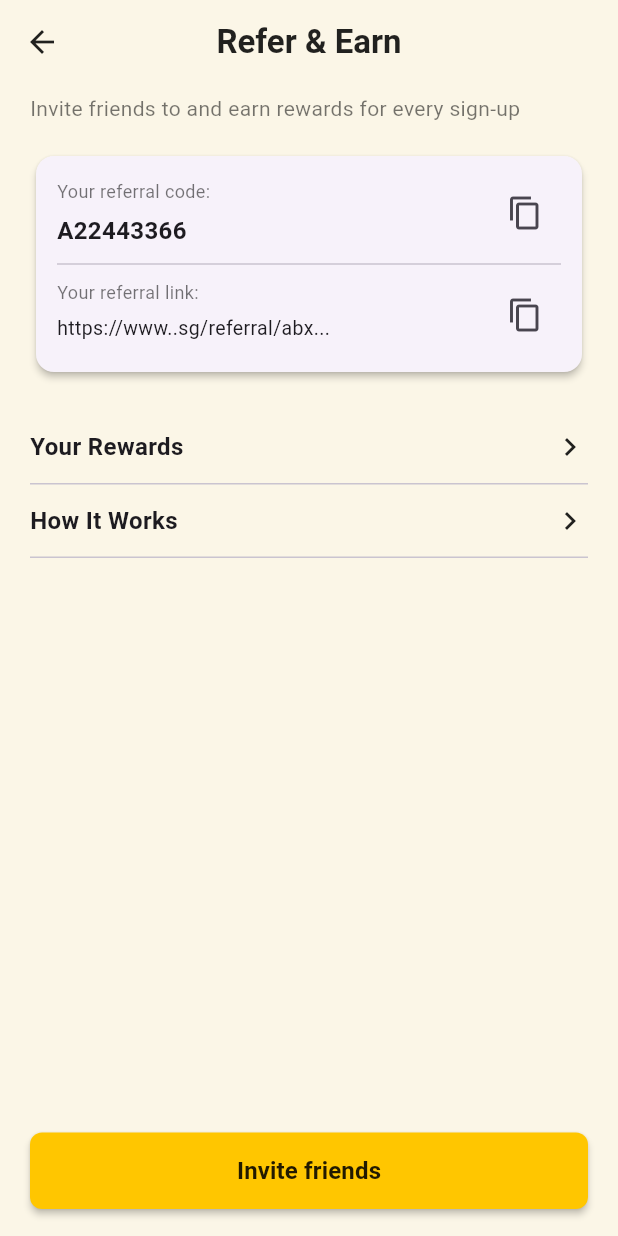
After one commit to Dev-Ninjas-Backup/nicholaslim80, a Flutter app: the ReferAndEarnScreen screen opened by its route, on a phone screen of 412 x 824 dp. The commit adds this screen. Run offline on Flutter 3.47's test engine with Material 3 defaults, Android fonts, the phone set to English and light mode, and no system bars; our stand-ins replace flutter_easyloading, flutter_screenutil, get, google_fonts, slide_to_act.

Commit message:
refer and eran screen working pogress

```diff
--- a/lib/features/user/home/controller/home_controller.dart
+++ b/lib/features/user/home/controller/home_controller.dart
@@ -84,7 +84,9 @@ class HomeController extends GetxController {
       DrawerModel(
         iconUrl: IconPath.referIcon,
         iconname: "Refer & Earn",
-        ontap: () {},
+        ontap: () {
+          Get.toNamed(AppRoutes.getreferAndEarnScreen());
+        },
       ),
 
       DrawerModel(
--- /dev/null
+++ b/lib/features/user/refer_and_earn/controller/refer_and_earn_controller.dart
@@ -0,0 +1,51 @@
+import 'package:get/get.dart';
+import 'package:flutter/services.dart';
+
+class ReferAndEarnController extends GetxController {
+  final referralCode = 'A22443366'.obs;
+  final referralLink = 'https://www..sg/referral/abx...'.obs;
+
+  Future<void> copyCode() async {
+    await Clipboard.setData(ClipboardData(text: referralCode.value));
+    Get.snackbar(
+      'Copied',
+      'Referral code copied to clipboard',
+      snackPosition: SnackPosition.BOTTOM,
+    );
+  }
+
+  Future<void> copyLink() async {
+    await Clipboard.setData(ClipboardData(text: referralLink.value));
+    Get.snackbar(
+      'Copied',
+      'Referral link copied to clipboard',
+      snackPosition: SnackPosition.BOTTOM,
+    );
+  }
+
+  void onInvitePressed() {
+    Get.snackbar(
+      'Invite',
+      'Open share sheet or navigate to share UI.',
+      snackPosition: SnackPosition.BOTTOM,
+    );
+  }
+
+  void openRewards() {
+    // Get.to(() => RewardsScreen());
+    Get.snackbar(
+      'Navigate',
+      'Open Rewards screen',
+      snackPosition: SnackPosition.BOTTOM,
+    );
+  }
+
+  void openHowItWorks() {
+    // Get.to(() => HowItWorksScreen());
+    Get.snackbar(
+      'Navigate',
+      'Open How It Works',
+      snackPosition: SnackPosition.BOTTOM,
+    );
+  }
+}
--- /dev/null
+++ b/lib/features/user/refer_and_earn/screen/refer_and_earn_screen.dart
@@ -0,0 +1,204 @@
+import 'package:flutter/material.dart';
+import 'package:get/get.dart';
+import 'package:nicholaslim80/features/user/refer_and_earn/controller/refer_and_earn_controller.dart';
+
+class ReferAndEarnScreen extends StatelessWidget {
+  ReferAndEarnScreen({super.key});
+
+  final ReferAndEarnController ctrl = Get.put(ReferAndEarnController());
+
+  @override
+  Widget build(BuildContext context) {
+    // sizing helpers
+    final padding = 20.0;
+
+    return Scaffold(
+      backgroundColor: Color(0xFFFBF6E7),
+      appBar: AppBar(
+        backgroundColor: Colors.transparent,
+        elevation: 0,
+        leading: IconButton(
+          icon: Icon(Icons.arrow_back, color: Colors.black87),
+          onPressed: () => Get.back(),
+        ),
+        centerTitle: true,
+        title: Text(
+          'Refer & Earn',
+          style: TextStyle(color: Colors.black87, fontWeight: FontWeight.w600),
+        ),
+      ),
+      body: SafeArea(
+        child: Padding(
+          padding: EdgeInsets.symmetric(horizontal: padding),
+          child: Column(
+            crossAxisAlignment: CrossAxisAlignment.start,
+            children: [
+              SizedBox(height: 6),
+              Text(
+                'Invite friends to and earn rewards for every sign-up',
+                style: TextStyle(fontSize: 14, color: Colors.black54),
+              ),
+              SizedBox(height: 18),
+
+              // referral card
+              Card(
+                shape: RoundedRectangleBorder(
+                  borderRadius: BorderRadius.circular(12),
+                ),
+                elevation: 2,
+                child: Padding(
+                  padding: EdgeInsets.all(14.0),
+                  child: Column(
+                    children: [
+                      // Referral code row
+                      Row(
+                        mainAxisAlignment: MainAxisAlignment.spaceBetween,
+                        children: [
+                          Column(
+                            crossAxisAlignment: CrossAxisAlignment.start,
+                            children: [
+                              Text(
+                                'Your referral code:',
+                                style: TextStyle(
+                                  fontSize: 12,
+                                  color: Colors.black54,
+                                ),
+                              ),
+                              SizedBox(height: 6),
+                              Obx(
+                                () => Text(
+                                  ctrl.referralCode.value,
+                                  style: TextStyle(
+                                    fontSize: 16,
+                                    fontWeight: FontWeight.w600,
+                                  ),
+                                ),
+                              ),
+                            ],
+                          ),
+                          IconButton(
+                            onPressed: ctrl.copyCode,
+                            icon: Icon(Icons.copy_outlined),
+                          ),
+                        ],
+                      ),
+
+                      Divider(height: 20),
+
+                      // Referral link row
+                      Row(
+                        crossAxisAlignment: CrossAxisAlignment.start,
+                        children: [
+                          Expanded(
+                            child: Column(
+                              crossAxisAlignment: CrossAxisAlignment.start,
+                              children: [
+                                Text(
+                                  'Your referral link:',
+                                  style: TextStyle(
+                                    fontSize: 12,
+                                    color: Colors.black54,
+                                  ),
+                                ),
+                                SizedBox(height: 6),
+                                Obx(
+                                  () => Text(
+                                    ctrl.referralLink.value,
+                                    style: TextStyle(fontSize: 13),
+                                    maxLines: 2,
+                                    overflow: TextOverflow.ellipsis,
+                                  ),
+                                ),
+                              ],
+                            ),
+                          ),
+                          IconButton(
+                            onPressed: ctrl.copyLink,
+                            icon: Icon(Icons.copy_outlined),
+                          ),
+                        ],
+                      ),
+                    ],
+                  ),
+                ),
+              ),
+
+              SizedBox(height: 22),
+
+              // List options
+              GestureDetector(
+                onTap: ctrl.openRewards,
+                child: Container(
+                  padding: EdgeInsets.symmetric(vertical: 12),
+                  child: Row(
+                    children: [
+                      Expanded(
+                        child: Text(
+                          'Your Rewards',
+                          style: TextStyle(
+                            fontSize: 16,
+                            fontWeight: FontWeight.w600,
+                          ),
+                        ),
+                      ),
+                      Icon(Icons.chevron_right),
+                    ],
+                  ),
+                ),
+              ),
+              Divider(height: 1),
+
+              GestureDetector(
+                onTap: ctrl.openHowItWorks,
+                child: Container(
+                  padding: EdgeInsets.symmetric(vertical: 12),
+                  child: Row(
+                    children: [
+                      Expanded(
+                        child: Text(
+                          'How It Works',
+                          style: TextStyle(
+                            fontSize: 16,
+                            fontWeight: FontWeight.w600,
+                          ),
+                        ),
+                      ),
+                      Icon(Icons.chevron_right),
+                    ],
+                  ),
+                ),
+              ),
+              Divider(height: 1),
+
+              // spacer to push button to bottom
+              Spacer(),
+
+              // Invite friends button
+              SizedBox(
+                width: double.infinity,
+                child: ElevatedButton(
+                  onPressed: ctrl.onInvitePressed,
+                  style: ElevatedButton.styleFrom(
+                    padding: EdgeInsets.symmetric(vertical: 14),
+                    backgroundColor: Color(0xFFFFC600), // yellow
+                    elevation: 2,
+                    shape: RoundedRectangleBorder(
+                      borderRadius: BorderRadius.circular(8),
+                    ),
+                    foregroundColor: Colors.black87,
+                  ),
+                  child: Text(
+                    'Invite friends',
+                    style: TextStyle(fontSize: 16, fontWeight: FontWeight.w600),
+                  ),
+                ),
+              ),
+
+              SizedBox(height: 18),
+            ],
+          ),
+        ),
+      ),
+    );
+  }
+}
--- a/lib/routes/app_routes.dart
+++ b/lib/routes/app_routes.dart
@@ -19,6 +19,7 @@ import 'package:nicholaslim80/features/user/auth/login/screen/login_signup_scree
 import 'package:nicholaslim80/features/user/auth/verification/screen/verification_screen.dart';
 import 'package:nicholaslim80/features/user/bottom_navbar/screen/bottom_navbar_screen.dart';
 import 'package:nicholaslim80/features/user/home/screen/home_screen.dart';
+import 'package:nicholaslim80/features/user/refer_and_earn/screen/refer_and_earn_screen.dart';
 import 'package:nicholaslim80/features/user/saved_places/screen/saved_place_screenn.dart';
 
 class AppRoutes {
@@ -36,6 +37,7 @@ class AppRoutes {
   static String tryAginScreen = '/tryAginScreen';
   static String driverPreferenceScreen = '/driverPreferenceScreen';
   static String distanceRadiusScreen = '/distanceRadiusScreen';
+  static String referAndEarnScreen = '/referAndEarnScreen';
 
   static String riderBottomNavbarScreen = '/riderBottomNavbarScreen';
   static String riderHomeScreen = '/riderHomeScreen';
@@ -68,6 +70,7 @@ class AppRoutes {
   static String getincentivesScreen() => incentivesScreen;
   static String getrecordsScreen() => recordsScreen;
   static String getriderAccountScreen() => riderAccountScreen;
+  static String getreferAndEarnScreen() => referAndEarnScreen;
 
   //user notification
   static String getUserNotification() => userNotification;
@@ -162,6 +165,11 @@ class AppRoutes {
       page: () => RiderAccountScreen(),
       transition: Transition.fadeIn,
     ),
+    GetPage(
+      name: referAndEarnScreen,
+      page: () => ReferAndEarnScreen(),
+      transition: Transition.fadeIn,
+    ),
 
     //user notification
     GetPage(name: userNotification, page: () => UserNotification()),
```
